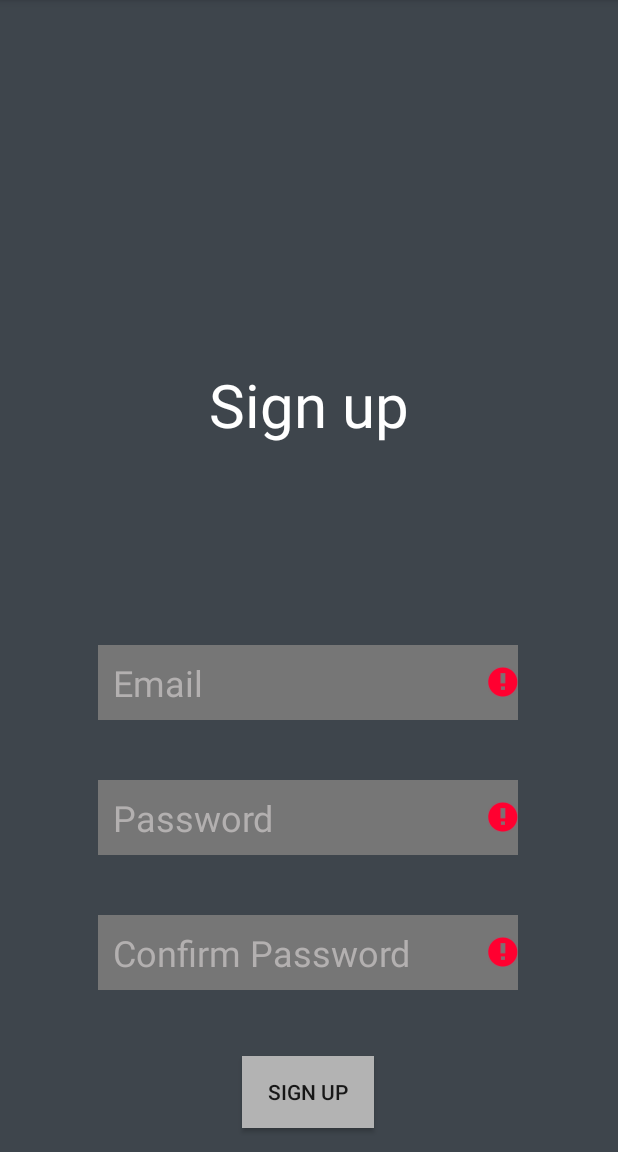
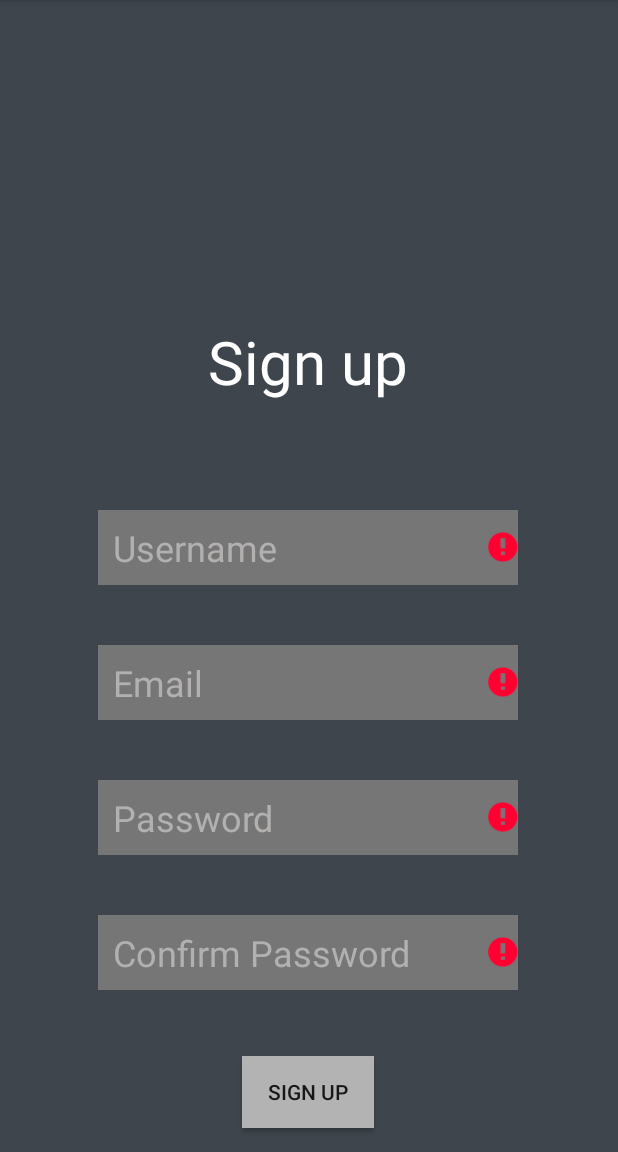
Before and after one commit to RonanQuill/Closely, an Android app: the SignUpFragment screen opened through its navigation route, after a tap on "SIGN UP", on a phone screen of 412 x 824 dp, the part 84-1236 px from its top. Run offline under Robolectric (Android 15) with nearby library versions, the phone set to English and light mode, and no system bars; our stand-ins replace Firebase (no records; nobody signed in at launch, a user with empty details on screens opened directly), navigation-ui.

Commit message:
NFC stuff

```diff
--- a/app/src/main/java/cs4084/closely/Closely.java
+++ b/app/src/main/java/cs4084/closely/Closely.java
@@ -17,23 +17,11 @@ import cs4084.closely.user.User;
 
 public class Closely extends AppCompatActivity  {
 
-    public interface PostLogInEvent {
-        public void action();
-    }
-
     NFCManager nfcManager;
-
     User loggedInUser;
 
     public void onLogin() {
         loadLoggedInUser();
-    }
-
-    public void addConnectionToUser(String connectionsUserId) {
-        loggedInUser.addConnection(connectionsUserId);
-
-        FirebaseFirestore db = FirebaseFirestore.getInstance();
-        db.collection("users").document(loggedInUser.getDocumentID()).update(loggedInUser.toMap());
     }
 
     public User getLoggedInUser() {
--- a/app/src/main/java/cs4084/closely/signup/SignUpFragment.java
+++ b/app/src/main/java/cs4084/closely/signup/SignUpFragment.java
@@ -19,14 +19,20 @@ import com.google.android.gms.tasks.OnCompleteListener;
 import com.google.android.gms.tasks.Task;
 import com.google.firebase.auth.AuthResult;
 import com.google.firebase.auth.FirebaseAuth;
+import com.google.firebase.firestore.CollectionReference;
+import com.google.firebase.firestore.FirebaseFirestore;
+
+import java.util.Map;
 
 import cs4084.closely.Closely;
 import cs4084.closely.R;
+import cs4084.closely.user.User;
 
 
-public class SignUpFragment extends Fragment implements View.OnClickListener {
+public class SignUpFragment extends Fragment {
     private static final String TAG = "SignUpFragment";
 
+    private EditText usernameField;
     private EditText emailField;
     private EditText passwordField;
     private EditText confirmPasswordField;
@@ -44,17 +50,23 @@ public class SignUpFragment extends Fragment implements View.OnClickListener {
     @Override
     public void onViewCreated(@NonNull View view, @Nullable Bundle savedInstanceState) {
         super.onViewCreated(view, savedInstanceState);
-        emailField = getView().findViewById(R.id.sign_up_email);
-        passwordField = getView().findViewById(R.id.sign_up_password);
-        confirmPasswordField = getView().findViewById(R.id.sign_up_pwd_confirm);
+        usernameField = view.findViewById(R.id.sign_up_username);
+        emailField =view.findViewById(R.id.sign_up_email);
+        passwordField = view.findViewById(R.id.sign_up_password);
+        confirmPasswordField = view.findViewById(R.id.sign_up_pwd_confirm);
 
-        signUpBtn = getView().findViewById(R.id.sign_up_btn);
-        signUpBtn.setOnClickListener(this);
+        signUpBtn = view.findViewById(R.id.sign_up_btn);
+        signUpBtn.setOnClickListener(new View.OnClickListener() {
+            @Override
+            public void onClick(View v) {
+                createAccount(emailField.getText().toString(), passwordField.getText().toString(), usernameField.getText().toString());
+            }
+        });
 
         auth = FirebaseAuth.getInstance();
     }
 
-    private void createAccount(String email, String password) {
+    private void createAccount(String email, String password, final String username) {
         if (!validateForm()) {
             return;
         }
@@ -68,6 +80,9 @@ public class SignUpFragment extends Fragment implements View.OnClickListener {
                         Log.d(TAG, "createUserWithEmail:success");
                         Toast.makeText(getActivity(), "Sign up successful", Toast.LENGTH_SHORT).show();
 
+                        createProfile(username, auth.getCurrentUser().getUid());
+
+                        //Create entry in the
                         Closely closely = (Closely)getActivity();
                         closely.onLogin();
 
@@ -82,8 +97,27 @@ public class SignUpFragment extends Fragment implements View.OnClickListener {
                 });
     }
 
+    private void createProfile(String username, String userId) {
+        FirebaseFirestore database = FirebaseFirestore.getInstance();
+
+        CollectionReference users = database.collection("users");
+
+        User user = new User();
+        Map<String, Object> userMap = user.toMap();
+        userMap.put("username", username);
+        userMap.put("userID", userId);
+
+        users.document(username).set(userMap);
+    }
+
     private boolean validateForm() {
         boolean valid = true;
+
+        String username = usernameField.getText().toString();
+        if (TextUtils.isEmpty(username)) {
+            usernameField.setError("Username Required");
+            valid = false;
+        }
 
         String email = emailField.getText().toString();
         if (TextUtils.isEmpty(email)) {
@@ -102,18 +136,9 @@ public class SignUpFragment extends Fragment implements View.OnClickListener {
             confirmPasswordField.setError("Required");
             valid = false;
         } else if (!confirmedPassword.equals(password)) {
-            confirmPasswordField.setError("Passwords not the same");
+            confirmPasswordField.setError("Passwords do not match");
             valid = false;
         }
         return valid;
     }
-
-    @Override
-    public void onClick(View v) {
-        switch (v.getId()) {
-            case R.id.sign_up_btn:
-                createAccount(emailField.getText().toString(), passwordField.getText().toString());
-                break;
 }
-    }
-}
--- a/app/src/main/res/layout/fragment_accept_connection.xml
+++ b/app/src/main/res/layout/fragment_accept_connection.xml
@@ -12,7 +12,6 @@
         android:layout_width="wrap_content"
         android:layout_height="wrap_content"
         android:layout_marginTop="16dp"
-        android:text="Firstname Lastname wants to connect with you"
         app:layout_constraintEnd_toEndOf="parent"
         app:layout_constraintStart_toStartOf="parent"
         app:layout_constraintTop_toBottomOf="@+id/imageView4" />
--- a/app/src/main/res/layout/fragment_sign_up.xml
+++ b/app/src/main/res/layout/fragment_sign_up.xml
@@ -7,6 +7,24 @@
     android:background="#3E454C"
     tools:context=".signup.SignUpFragment">
 
+    <EditText
+        android:id="@+id/sign_up_username"
+        android:layout_width="wrap_content"
+        android:layout_height="50dp"
+        android:layout_marginBottom="40dp"
+        android:background="#767676"
+        android:ems="10"
+        android:hint="Username"
+        android:inputType="textEmailAddress"
+        android:paddingStart="10dp"
+        android:textColor="#FFFFFF"
+        android:textColorHint="#B3B0B0"
+        android:textSize="24sp"
+        app:layout_constraintBottom_toTopOf="@+id/sign_up_email"
+        app:layout_constraintEnd_toEndOf="parent"
+        app:layout_constraintHorizontal_bias="0.496"
+        app:layout_constraintStart_toStartOf="parent" />
+
     <TextView
         android:id="@+id/sign_up_title"
         android:layout_width="wrap_content"
@@ -15,11 +33,12 @@
         android:text="Sign up"
         android:textColor="#FFFFFF"
         android:textSize="40sp"
-        app:layout_constraintBottom_toTopOf="@+id/sign_up_email"
+        app:layout_constraintBottom_toTopOf="@+id/sign_up_username"
         app:layout_constraintEnd_toEndOf="parent"
+        app:layout_constraintHorizontal_bias="0.498"
         app:layout_constraintStart_toStartOf="parent"
         app:layout_constraintTop_toTopOf="parent"
-        app:layout_constraintVertical_bias="0.345" />
+        app:layout_constraintVertical_bias="0.369" />
 
     <EditText
         android:id="@+id/sign_up_email"
```
Also changed, not shown: app/src/main/java/cs4084/closely/acceptconnection/AcceptConnectionDialog.java (+16 -12 lines), app/src/main/java/cs4084/closely/nfc/NFCManager.java (+19 -11 lines), app/src/main/java/cs4084/closely/user/User.java (+9 -2 lines). Lines whose indentation alone changed are shown as unchanged.
